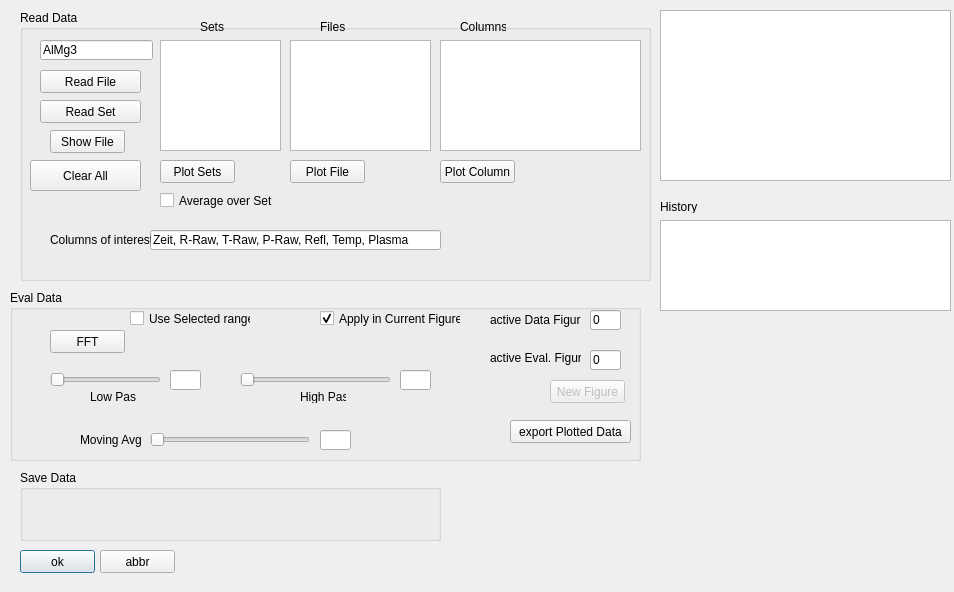
The window that diag.ui (FlorianFetzer/PyPlotter) describes before a commit, drawn with Qt 5.
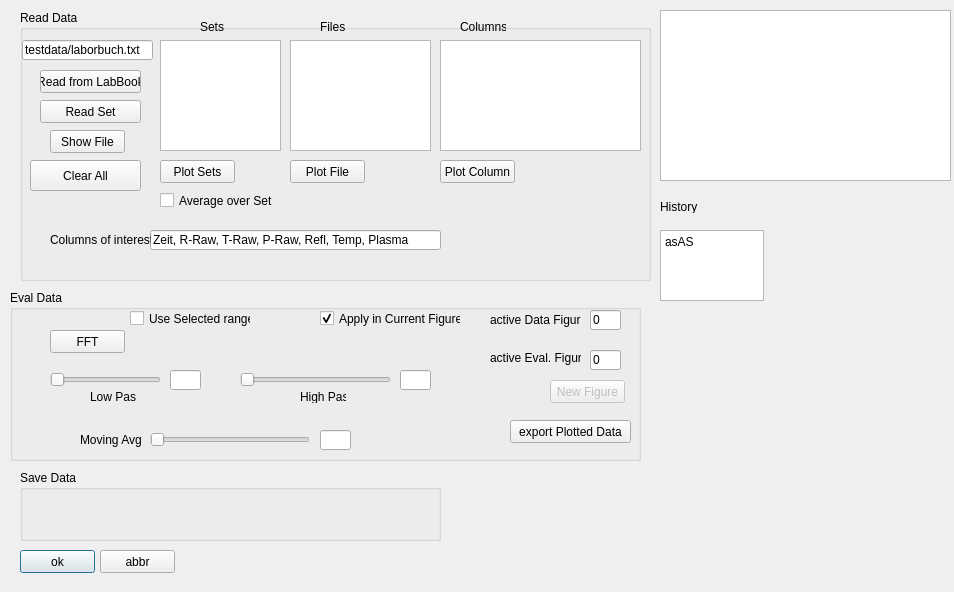
The same window after the commit.

```diff
--- a/diag.ui
+++ b/diag.ui
@@ -60,14 +60,14 @@
    <widget class="QLineEdit" name="lineEdit">
     <property name="geometry">
      <rect>
-      <x>20</x>
+      <x>2</x>
       <y>30</y>
-      <width>113</width>
+      <width>131</width>
       <height>20</height>
      </rect>
     </property>
     <property name="text">
-     <string>AlMg3</string>
+     <string>testdata/laborbuch.txt</string>
     </property>
    </widget>
    <widget class="QPushButton" name="PlotSets_PB">
@@ -119,7 +119,7 @@
      </rect>
     </property>
     <property name="text">
-     <string>Read File</string>
+     <string>Read from LabBook</string>
     </property>
    </widget>
    <widget class="QLabel" name="label_6">
@@ -558,16 +558,6 @@
     </rect>
    </property>
   </widget>
-  <widget class="QTextEdit" name="textEdit">
-   <property name="geometry">
-    <rect>
-     <x>660</x>
-     <y>220</y>
-     <width>291</width>
-     <height>91</height>
-    </rect>
-   </property>
-  </widget>
   <widget class="QLabel" name="label_9">
    <property name="geometry">
     <rect>
@@ -581,6 +571,19 @@
     <string>History</string>
    </property>
   </widget>
+  <widget class="QPlainTextEdit" name="HistoryEdit">
+   <property name="geometry">
+    <rect>
+     <x>660</x>
+     <y>230</y>
+     <width>104</width>
+     <height>71</height>
+    </rect>
+   </property>
+   <property name="plainText">
+    <string>asAS</string>
+   </property>
+  </widget>
  </widget>
  <resources/>
  <connections/>
```
Left out of the diff: 2 changed lines with no effect on the pictures.
